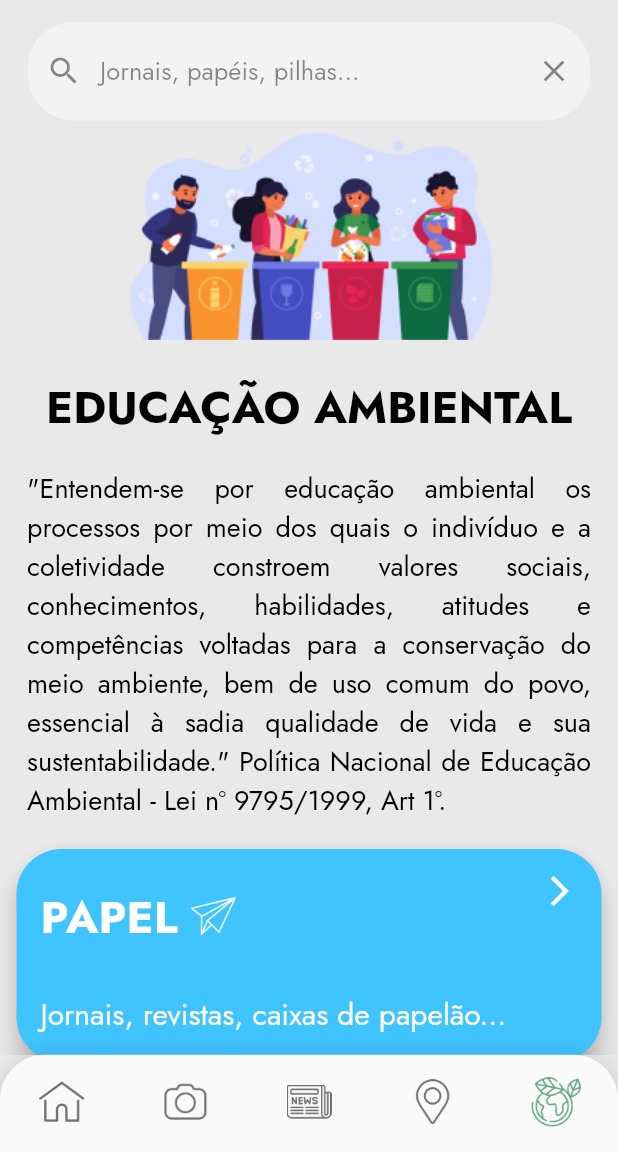
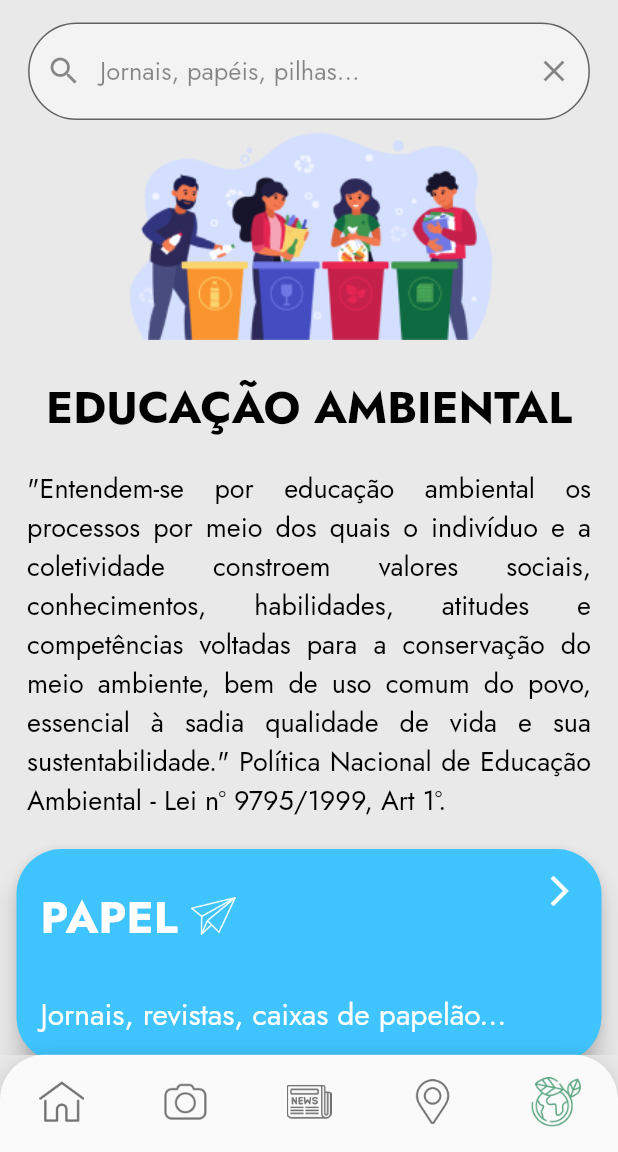
Before and after one commit to nikarmin/RecycleView, a Flutter app: the screen it shows once a user with an empty profile is signed in, item 5 of the bottom bar chosen, on a phone screen of 412 x 824 dp, the part 84-1236 px from its top. Run offline on Flutter 3.47's test engine with Material 2 defaults, Android fonts, the phone set to English and light mode, and no system bars; our stand-ins replace camera, cloud_firestore, firebase_auth, firebase_core, firebase_storage, fl_chart and 13 more; missing offline and left inert: camera_camera, email_auth, flutter_inappwebview, geo_firestore_flutter, geoflutterfire2, graphic and 2 more; accounts and stored records are empty; network calls fail.

```diff
--- a/lib/views/cadastro.dart
+++ b/lib/views/cadastro.dart
@@ -44,9 +44,9 @@ class _CadastroState extends State<Cadastro> {
           .read<AuthService>()
           .registrar(email.text, senha.text, nome.text, user);
 
-      Navigator.push(context, MaterialPageRoute(builder: (context) {
-        return const HomeScreen();
-      }));
+      Navigator.of(context).pushAndRemoveUntil(
+          MaterialPageRoute(builder: (context) => const HomeScreen()),
+          (Route<dynamic> route) => false);
     } on AuthException catch (e) {
       ScaffoldMessenger.of(context).showSnackBar(SnackBar(
         content: Text(e.message!),
--- a/lib/views/educacao_ambiental_page.dart
+++ b/lib/views/educacao_ambiental_page.dart
@@ -137,12 +137,14 @@ class _EducacaoAmbientalPageState extends State<EducacaoAmbientalPage> {
                         controller: fieldTextEditingController,
                         focusNode: fieldFocusNode,
                         decoration: InputDecoration(
-                          enabledBorder: const OutlineInputBorder(
+                          focusedBorder: const OutlineInputBorder(
+                              borderRadius:
+                                  BorderRadius.all(Radius.circular(50)),
                               borderSide: BorderSide(
-                                  color: Color.fromRGBO(243, 243, 243, 1),
-                                  width: 0.0),
+                                  color: Colors.transparent, width: 1)),
+                          border: const OutlineInputBorder(
                               borderRadius:
-                                  BorderRadius.all(Radius.circular(30))),
+                                  BorderRadius.all(Radius.circular(50))),
                           hintText: 'Jornais, papéis, pilhas...',
                           hoverColor: Colors.transparent,
                           hintStyle: GoogleFonts.jost(
@@ -150,9 +152,15 @@ class _EducacaoAmbientalPageState extends State<EducacaoAmbientalPage> {
                                   fontSize: 17, color: Colors.black45)),
                           filled: true,
                           fillColor: const Color.fromRGBO(243, 243, 243, 1),
-                          prefixIcon: const Icon(Icons.search),
+                          prefixIcon: const Icon(
+                            Icons.search,
+                            color: Colors.black45,
+                          ),
                           suffixIcon: IconButton(
-                            icon: const Icon(Icons.clear),
+                            icon: const Icon(
+                              Icons.clear,
+                              color: Colors.black45,
+                            ),
                             onPressed: () {
                               fieldTextEditingController.clear();
                             },
@@ -164,16 +172,17 @@ class _EducacaoAmbientalPageState extends State<EducacaoAmbientalPage> {
                       );
                     },
                     optionsViewBuilder: (context, onSelected, options) {
-                      return Align(
-                        alignment: Alignment.topLeft,
-                        child: Material(
-                          elevation: 4.0,
+                      return Material(
+                        color: Colors.transparent,
                         child: Container(
-                            height: MediaQuery.of(context).size.height / 1.1,
-                            width: MediaQuery.of(context).size.width / 1.1,
-                            color: const Color.fromRGBO(243, 243, 243, 1),
+                          //alignment: Alignment.topCenter,
+                          decoration: BoxDecoration(
+                              borderRadius: BorderRadius.circular(20),
+                              color: const Color.fromRGBO(243, 243, 243, 1)),
+                          height: MediaQuery.of(context).size.height / 1.5,
+                          width: MediaQuery.sizeOf(context).width / 1.1,
                           child: ListView.builder(
-                              padding: const EdgeInsets.all(8.0),
+                            padding: const EdgeInsets.all(2.0),
                             itemCount: options.length,
                             itemBuilder: (BuildContext context, int index) {
                               final option = options.elementAt(index);
@@ -186,7 +195,6 @@ class _EducacaoAmbientalPageState extends State<EducacaoAmbientalPage> {
                                 ),
                               );
                             },
-                            ),
                           ),
                         ),
                       );
--- a/lib/views/login.dart
+++ b/lib/views/login.dart
@@ -69,8 +69,9 @@ class _LoginState extends State<Login> {
       email.clear();
       senha.clear();
     } else {
-      Navigator.push(
-          context, MaterialPageRoute(builder: (context) => const HomeScreen()));
+      Navigator.of(context).pushAndRemoveUntil(
+          MaterialPageRoute(builder: (context) => const HomeScreen()),
+          (Route<dynamic> route) => false);
     }
   }
 
```
Also changed, not shown: lib/firebase_options.dart. Lines whose indentation alone changed are shown as unchanged.
